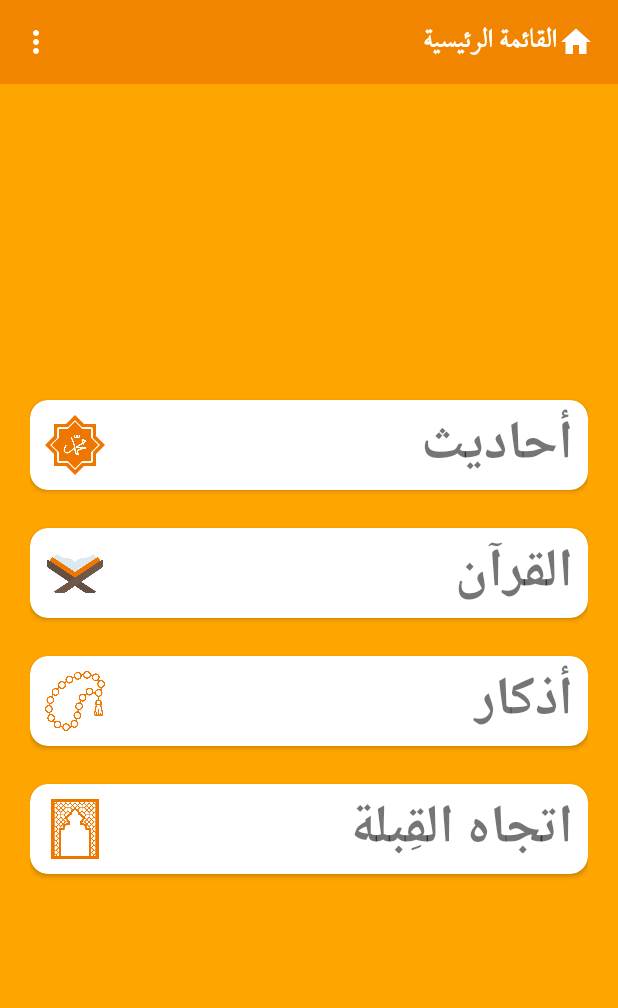
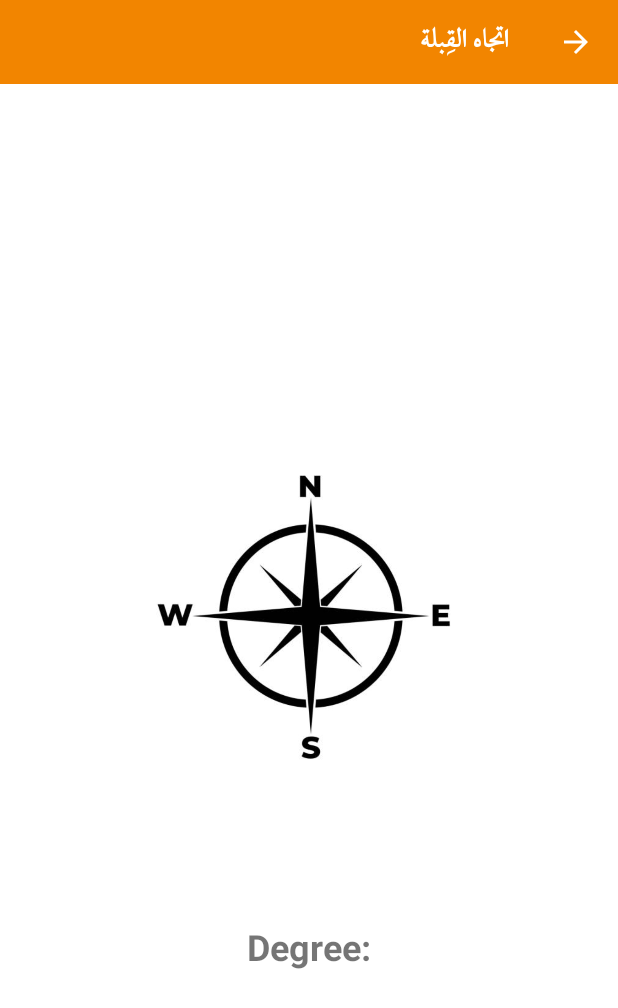
Before and after one commit to TarekMohame-d/Muslim_Pro, an Android app: the screen it shows after launch (MainActivity before the commit, QeblaDirection after it), after a tap on "اتجاه القِبلة", on a phone screen of 412 x 824 dp. Shown: the top 1008 px of the screen. Run offline under Robolectric (Android 15) with nearby library versions, the phone set to English and light mode, and no system bars.

Commit message:
Test qebla

```diff
--- a/app/src/main/AndroidManifest.xml
+++ b/app/src/main/AndroidManifest.xml
@@ -11,6 +11,12 @@
         android:roundIcon="@mipmap/app_icon_foreground"
         android:supportsRtl="true"
         android:theme="@style/Theme.MuslimPro">
+        <activity
+            android:name=".QeblaDirection"
+            android:exported="false" />
+        <activity
+            android:name=".QeblaDirection"
+            android:exported="false" />
         <activity
             android:name=".Ahadeth.HadethContent"
             android:exported="false" />
--- a/app/src/main/java/com/example/muslimpro/MainActivity.java
+++ b/app/src/main/java/com/example/muslimpro/MainActivity.java
@@ -66,7 +66,8 @@ public class MainActivity extends AppCompatActivity {
         cardView4.setOnClickListener(new View.OnClickListener() {
             @Override
             public void onClick(View view) {
-                // go to ebla activity
+                Intent intent = new Intent(MainActivity.this, QeblaDirection.class);
+                startActivity(intent);
             }
         });
     }
--- /dev/null
+++ b/app/src/main/java/com/example/muslimpro/QeblaDirection.java
@@ -0,0 +1,71 @@
+package com.example.muslimpro;
+
+import androidx.appcompat.app.AppCompatActivity;
+import androidx.appcompat.widget.Toolbar;
+
+import android.content.Context;
+import android.hardware.Sensor;
+import android.hardware.SensorEvent;
+import android.hardware.SensorEventListener;
+import android.hardware.SensorManager;
+import android.os.Bundle;
+import android.view.View;
+import android.view.animation.Animation;
+import android.view.animation.RotateAnimation;
+import android.widget.ImageView;
+import android.widget.TextView;
+import android.widget.Toast;
+
+public class QeblaDirection extends AppCompatActivity implements SensorEventListener {
+
+    ImageView emplaaCompass;
+    TextView textDegree;
+    private static SensorManager sensorManager;
+    private static Sensor sensor;
+    private float currentDegree;
+
+    @Override
+    protected void onCreate(Bundle savedInstanceState) {
+        super.onCreate(savedInstanceState);
+        setContentView(R.layout.activity_qebla_direction);
+        Toolbar toolbar = (Toolbar) findViewById(R.id.toolbar);
+        TextView title = (TextView) findViewById(R.id.custom_title);
+        title.setText("اتجاه القِبلة");
+        setTitle("");
+        setSupportActionBar(toolbar);
+        toolbar.setNavigationIcon(R.drawable.arrow_back_icon);
+        toolbar.setNavigationOnClickListener(new View.OnClickListener() {
+            @Override
+            public void onClick(View view) {
+                onBackPressed();
+            }
+        });
+
+        textDegree = (TextView) findViewById(R.id.degree);
+        emplaaCompass = (ImageView) findViewById(R.id.qebla_direction);
+        sensorManager = (SensorManager) getSystemService(Context.SENSOR_SERVICE);
+        sensor = sensorManager.getDefaultSensor(Sensor.TYPE_ORIENTATION);
+        if (sensor != null) {
+            sensorManager.registerListener(this, sensor, SensorManager.SENSOR_DELAY_FASTEST);
+        } else {
+            Toast.makeText(getApplicationContext(), "Not supported", Toast.LENGTH_SHORT).show();
+        }
+    }
+
+    @Override
+    public void onSensorChanged(SensorEvent event) {
+        int degree = Math.round(event.values[0]);
+        RotateAnimation animation = new RotateAnimation(currentDegree, degree, Animation.RELATIVE_TO_SELF, 0.5f
+                , Animation.RELATIVE_TO_SELF, 0.5f);
+        animation.setDuration(500);
+        animation.setFillAfter(true);
+        emplaaCompass.startAnimation(animation);
+        currentDegree = degree;
+        textDegree.setText("Degree: "+currentDegree);
+    }
+
+    @Override
+    public void onAccuracyChanged(Sensor sensor, int i) {
+
+    }
+}
--- /dev/null
+++ b/app/src/main/res/layout/activity_qebla_direction.xml
@@ -0,0 +1,42 @@
+<?xml version="1.0" encoding="utf-8"?>
+<androidx.constraintlayout.widget.ConstraintLayout xmlns:android="http://schemas.android.com/apk/res/android"
+    xmlns:app="http://schemas.android.com/apk/res-auto"
+    xmlns:tools="http://schemas.android.com/tools"
+    android:layout_width="match_parent"
+    android:layout_height="match_parent"
+    tools:context=".QeblaDirection">
+
+
+    <include
+        android:id="@+id/include"
+        layout="@layout/toolbar_layout"
+        android:layout_width="0dp"
+        android:layout_height="wrap_content"
+        app:layout_constraintEnd_toEndOf="parent"
+        app:layout_constraintStart_toStartOf="parent"
+        app:layout_constraintTop_toTopOf="parent" />
+
+    <ImageView
+        android:id="@+id/qebla_direction"
+        android:layout_width="250dp"
+        android:layout_height="250dp"
+        android:src="@drawable/compass"
+        app:layout_constraintBottom_toBottomOf="parent"
+        app:layout_constraintEnd_toEndOf="parent"
+        app:layout_constraintStart_toStartOf="parent"
+        app:layout_constraintTop_toTopOf="@+id/include"/>
+
+    <TextView
+        android:id="@+id/degree"
+        android:layout_width="wrap_content"
+        android:layout_height="wrap_content"
+        android:layout_marginTop="150dp"
+        android:text="Degree:"
+        android:textStyle="bold"
+        android:textSize="24sp"
+        app:layout_constraintBottom_toBottomOf="parent"
+        app:layout_constraintEnd_toEndOf="parent"
+        app:layout_constraintStart_toStartOf="parent"
+        app:layout_constraintTop_toTopOf="@+id/qebla_direction" />
+
+</androidx.constraintlayout.widget.ConstraintLayout>
--- a/app/src/main/res/values/strings.xml
+++ b/app/src/main/res/values/strings.xml
@@ -45,5 +45,4 @@
     <string name="sharh_hadeth_15">شرح الحديث: إن العبد عليه أن يذهب للمسجد من أجل صلاة الجماعة وإن تأخر لابد أن يمشي بكل هدوء وسكينة، وعليه أن يُصلي مثلما يُصلي المصلون ثم يقوم بقضاء ما فاته من الصلاة ويقف لله عز وجل بكل خشوع.</string>
 
 
-
 </resources>
```
Also changed, not shown: app/src/main/res/drawable/compass.jpg (added), app/src/main/res/drawable/qebla.png (added).
